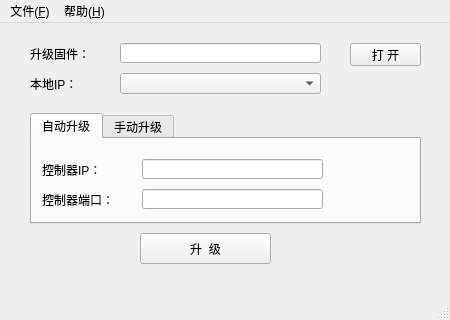
Before: the Qt Designer form 测试/qt/Firmware Update/FirmwareUpdate/mainwindow.ui in chenxiwu/StudyNotes, drawn with Qt 5.
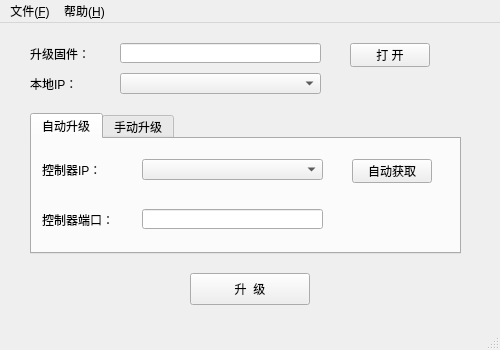
After: the same form once the commit is applied. Icons and pictures are not drawn.

Patch:
```diff
--- a/测试/qt/Firmware Update/FirmwareUpdate/mainwindow.ui
+++ b/测试/qt/Firmware Update/FirmwareUpdate/mainwindow.ui
@@ -6,8 +6,8 @@
    <rect>
     <x>0</x>
     <y>0</y>
-    <width>450</width>
-    <height>320</height>
+    <width>500</width>
+    <height>350</height>
    </rect>
   </property>
   <property name="windowTitle">
@@ -32,8 +32,8 @@
      <rect>
       <x>350</x>
       <y>20</y>
-      <width>71</width>
-      <height>23</height>
+      <width>80</width>
+      <height>24</height>
      </rect>
     </property>
     <property name="text">
@@ -71,8 +71,8 @@
      <rect>
       <x>30</x>
       <y>90</y>
-      <width>391</width>
-      <height>111</height>
+      <width>431</width>
+      <height>141</height>
      </rect>
     </property>
     <property name="currentIndex">
@@ -82,24 +82,11 @@
      <attribute name="title">
       <string>自动升级</string>
      </attribute>
-     <widget class="QLineEdit" name="lineEdit_AutoControllerIP">
-      <property name="geometry">
-       <rect>
-        <x>110</x>
-        <y>20</y>
-        <width>181</width>
-        <height>20</height>
-       </rect>
-      </property>
-      <property name="toolTip">
-       <string/>
-      </property>
-     </widget>
      <widget class="QLineEdit" name="lineEdit_AutoControllerPort">
       <property name="geometry">
        <rect>
         <x>110</x>
-        <y>50</y>
+        <y>70</y>
         <width>181</width>
         <height>20</height>
        </rect>
@@ -122,7 +109,7 @@
       <property name="geometry">
        <rect>
         <x>10</x>
-        <y>50</y>
+        <y>70</y>
         <width>101</width>
         <height>21</height>
        </rect>
@@ -131,6 +118,32 @@
        <string>控制器端口：</string>
       </property>
      </widget>
+     <widget class="QComboBox" name="comboBox_AutoControllerIP">
+      <property name="geometry">
+       <rect>
+        <x>110</x>
+        <y>20</y>
+        <width>181</width>
+        <height>21</height>
+       </rect>
+      </property>
+      <property name="currentText">
+       <string/>
+      </property>
+     </widget>
+     <widget class="QPushButton" name="pushButton_Update_aotoGet">
+      <property name="geometry">
+       <rect>
+        <x>320</x>
+        <y>20</y>
+        <width>80</width>
+        <height>24</height>
+       </rect>
+      </property>
+      <property name="text">
+       <string>自动获取</string>
+      </property>
+     </widget>
     </widget>
     <widget class="QWidget" name="tab_2">
      <attribute name="title">
@@ -190,10 +203,10 @@
    <widget class="QPushButton" name="pushButton_Update">
     <property name="geometry">
      <rect>
-      <x>140</x>
-      <y>210</y>
-      <width>131</width>
-      <height>31</height>
+      <x>190</x>
+      <y>250</y>
+      <width>120</width>
+      <height>32</height>
      </rect>
     </property>
     <property name="text">
@@ -219,7 +232,7 @@
     <rect>
      <x>0</x>
      <y>0</y>
-     <width>450</width>
+     <width>500</width>
      <height>17</height>
     </rect>
    </property>
```
Left out of the diff: 13 changed lines with no effect on the pictures.
